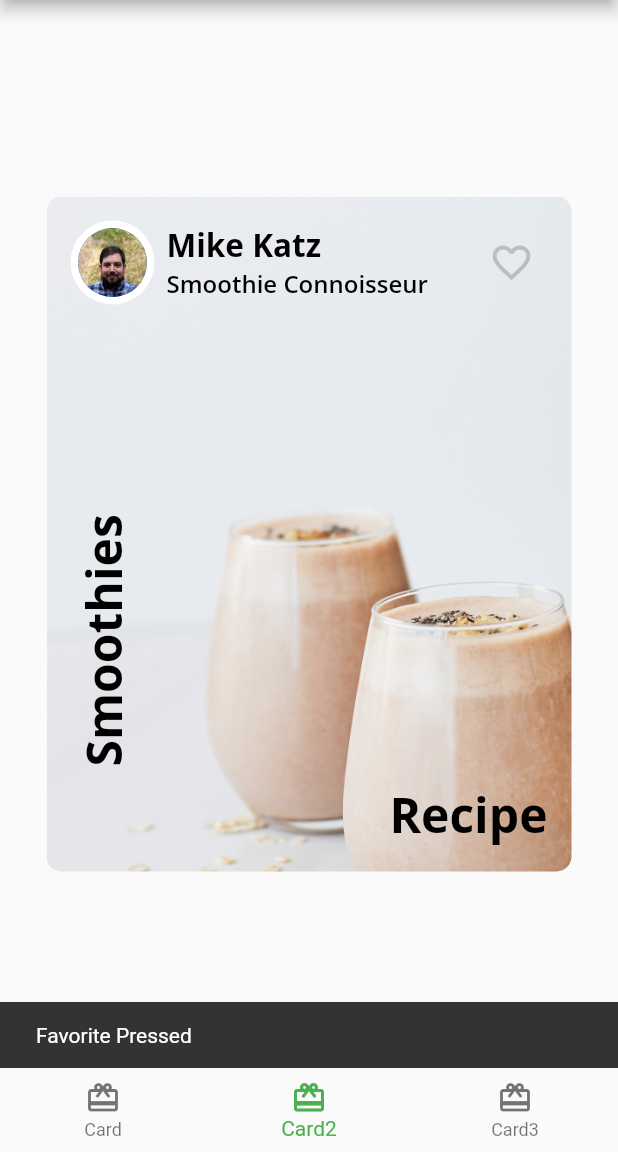
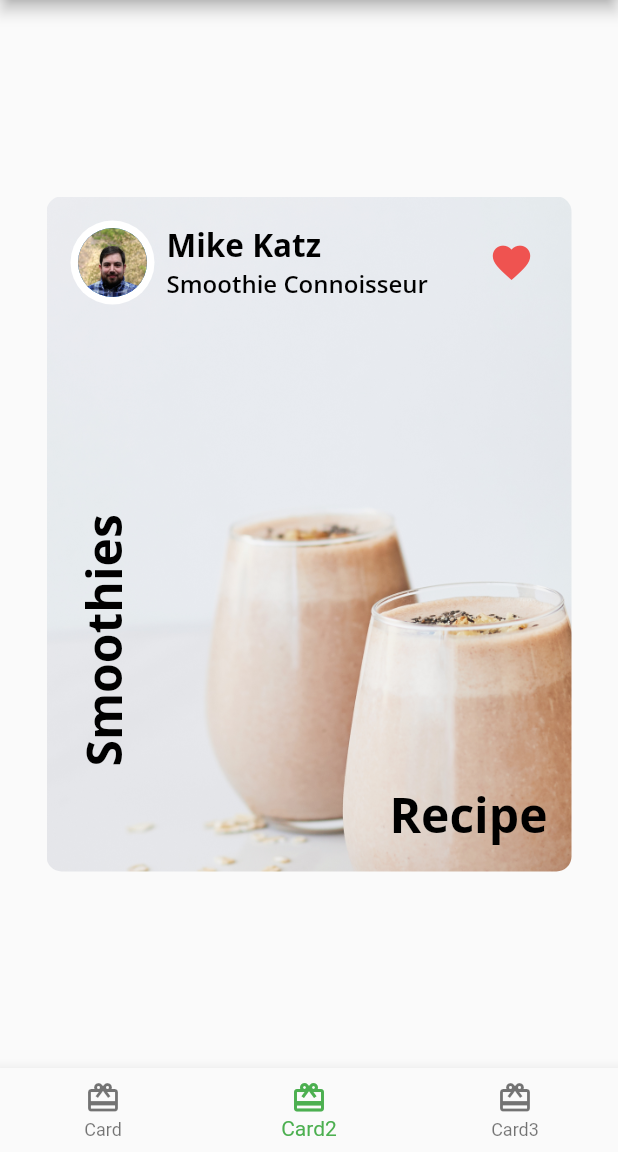
Before and after one commit to ghrms80/flta-ch04, a Flutter app: the screen it shows after launch, item 2 of the bottom bar chosen, after a tap on the "favorite outline" icon, on a phone screen of 412 x 824 dp, the part 84-1236 px from its top. Run offline on Flutter 3.47's test engine with Material 2 defaults, Android fonts, the phone set to English and light mode, and no system bars; our stand-ins replace google_fonts.

Commit message:
Implementing favorites

```diff
--- a/lib/author_card.dart
+++ b/lib/author_card.dart
@@ -3,8 +3,7 @@
 
 import 'circle_image.dart';
 
-class AuthorCard extends StatelessWidget {
-  // 1
+class AuthorCard extends StatefulWidget {
   final String authorName;
   final String title;
   final ImageProvider? imageProvider;
@@ -16,7 +15,13 @@
     this.imageProvider,
   });
 
-  // 2
+  @override
+  State<AuthorCard> createState() => _AuthorCardState();
+}
+
+class _AuthorCardState extends State<AuthorCard> {
+  bool _isFavorited = false;
+
   @override
   Widget build(BuildContext context) {
     return Container(
@@ -27,7 +32,7 @@
           Row(
             children: [
               CircleImage(
-                imageProvider: imageProvider,
+                imageProvider: widget.imageProvider,
                 imageRadius: 28,
               ),
               const SizedBox(width: 8),
@@ -35,11 +40,11 @@
                 crossAxisAlignment: CrossAxisAlignment.start,
                 children: [
                   Text(
-                    authorName,
+                    widget.authorName,
                     style: FooderlichTheme.lightTextTheme.headline2,
                   ),
                   Text(
-                    title,
+                    widget.title,
                     style: FooderlichTheme.lightTextTheme.headline3,
                   )
                 ],
@@ -47,12 +52,16 @@
             ],
           ),
           IconButton(
-            icon: const Icon(Icons.favorite_border),
+            // 1
+            icon: Icon(_isFavorited ? Icons.favorite : Icons.favorite_border),
             iconSize: 30,
-            color: Colors.grey[400],
+            // 2
+            color: Colors.red[400],
             onPressed: () {
-              const snackBar = SnackBar(content: Text('Favorite Pressed'));
-              ScaffoldMessenger.of(context).showSnackBar(snackBar);
+              // 3
+              setState(() {
+                _isFavorited = !_isFavorited;
+              });
             },
           ),
         ],
```
